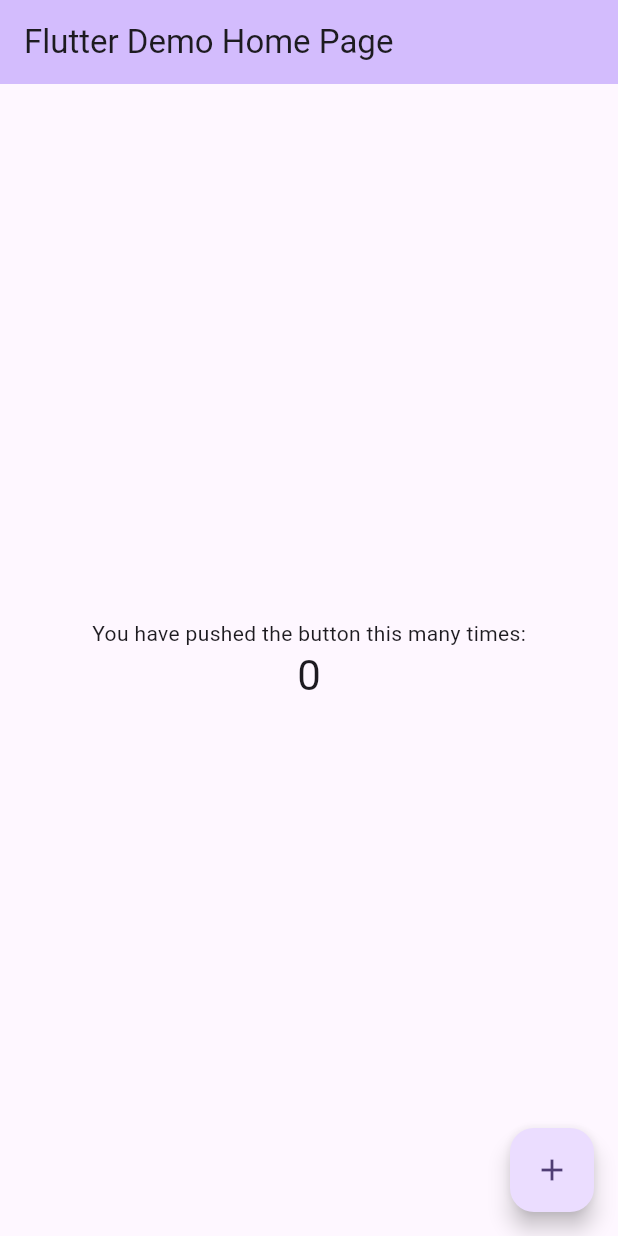
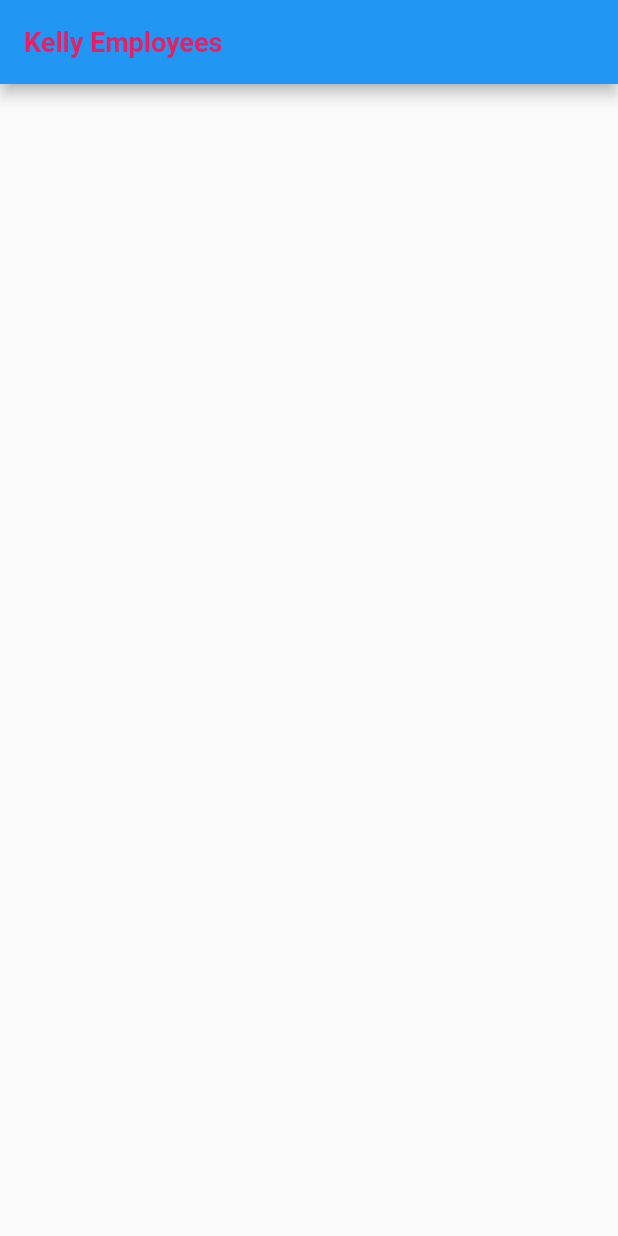
Before and after one commit to Likhaya-coder/kelly_employees, a Flutter app: the screen it shows after launch, on a phone screen of 412 x 824 dp. Run offline on Flutter 3.47's test engine with Material 2 defaults, Android fonts, the phone set to English and light mode, and no system bars.

```diff
--- a/lib/main.dart
+++ b/lib/main.dart
@@ -1,125 +1,32 @@
 import 'package:flutter/material.dart';
 
 void main() {
-  runApp(const MyApp());
+  runApp(const MaterialApp(
+    home: Login(),
+  ));
 }
 
-class MyApp extends StatelessWidget {
-  const MyApp({super.key});
+class Login extends StatefulWidget {
+  const Login({super.key});
 
-  // This widget is the root of your application.
+  @override
+  State<Login> createState() => _LoginState();
+}
+
+class _LoginState extends State<Login> {
   @override
   Widget build(BuildContext context) {
-    return MaterialApp(
-      title: 'Flutter Demo',
-      theme: ThemeData(
-        // This is the theme of your application.
-        //
-        // TRY THIS: Try running your application with "flutter run". You'll see
-        // the application has a blue toolbar. Then, without quitting the app,
-        // try changing the seedColor in the colorScheme below to Colors.green
-        // and then invoke "hot reload" (save your changes or press the "hot
-        // reload" button in a Flutter-supported IDE, or press "r" if you used
-        // the command line to start the app).
-        //
-        // Notice that the counter didn't reset back to zero; the application
-        // state is not lost during the reload. To reset the state, use hot
-        // restart instead.
-        //
-        // This works for code too, not just values: Most code changes can be
-        // tested with just a hot reload.
-        colorScheme: ColorScheme.fromSeed(seedColor: Colors.deepPurple),
-        useMaterial3: true,
+    return Scaffold(
+      appBar: AppBar(
+        title: Text(
+          'Kelly Employees',
+          style: TextStyle(
+            fontWeight: FontWeight.bold,
+            fontSize: 18.0,
+            color: Colors.pink,
+          ),
+        ),
       ),
-      home: const MyHomePage(title: 'Flutter Demo Home Page'),
     );
   }
 }
-
-class MyHomePage extends StatefulWidget {
-  const MyHomePage({super.key, required this.title});
-
-  // This widget is the home page of your application. It is stateful, meaning
-  // that it has a State object (defined below) that contains fields that affect
-  // how it looks.
-
-  // This class is the configuration for the state. It holds the values (in this
-  // case the title) provided by the parent (in this case the App widget) and
-  // used by the build method of the State. Fields in a Widget subclass are
-  // always marked "final".
-
-  final String title;
-
-  @override
-  State<MyHomePage> createState() => _MyHomePageState();
-}
-
-class _MyHomePageState extends State<MyHomePage> {
-  int _counter = 0;
-
-  void _incrementCounter() {
-    setState(() {
-      // This call to setState tells the Flutter framework that something has
-      // changed in this State, which causes it to rerun the build method below
-      // so that the display can reflect the updated values. If we changed
-      // _counter without calling setState(), then the build method would not be
-      // called again, and so nothing would appear to happen.
-      _counter++;
-    });
-  }
-
-  @override
-  Widget build(BuildContext context) {
-    // This method is rerun every time setState is called, for instance as done
-    // by the _incrementCounter method above.
-    //
-    // The Flutter framework has been optimized to make rerunning build methods
-    // fast, so that you can just rebuild anything that needs updating rather
-    // than having to individually change instances of widgets.
-    return Scaffold(
-      appBar: AppBar(
-        // TRY THIS: Try changing the color here to a specific color (to
-        // Colors.amber, perhaps?) and trigger a hot reload to see the AppBar
-        // change color while the other colors stay the same.
-        backgroundColor: Theme.of(context).colorScheme.inversePrimary,
-        // Here we take the value from the MyHomePage object that was created by
-        // the App.build method, and use it to set our appbar title.
-        title: Text(widget.title),
-      ),
-      body: Center(
-        // Center is a layout widget. It takes a single child and positions it
-        // in the middle of the parent.
-        child: Column(
-          // Column is also a layout widget. It takes a list of children and
-          // arranges them vertically. By default, it sizes itself to fit its
-          // children horizontally, and tries to be as tall as its parent.
-          //
-          // Column has various properties to control how it sizes itself and
-          // how it positions its children. Here we use mainAxisAlignment to
-          // center the children vertically; the main axis here is the vertical
-          // axis because Columns are vertical (the cross axis would be
-          // horizontal).
-          //
-          // TRY THIS: Invoke "debug painting" (choose the "Toggle Debug Paint"
-          // action in the IDE, or press "p" in the console), to see the
-          // wireframe for each widget.
-          mainAxisAlignment: MainAxisAlignment.center,
-          children: <Widget>[
-            const Text(
-              'You have pushed the button this many times:',
-            ),
-            Text(
-              '$_counter',
-              style: Theme.of(context).textTheme.headlineMedium,
-            ),
-          ],
-        ),
-      ),
-      floatingActionButton: FloatingActionButton(
-        onPressed: _incrementCounter,
-        tooltip: 'Increment',
-        child: const Icon(Icons.add),
-      ), // This trailing comma makes auto-formatting nicer for build methods.
-    );
-  }
-}
```
